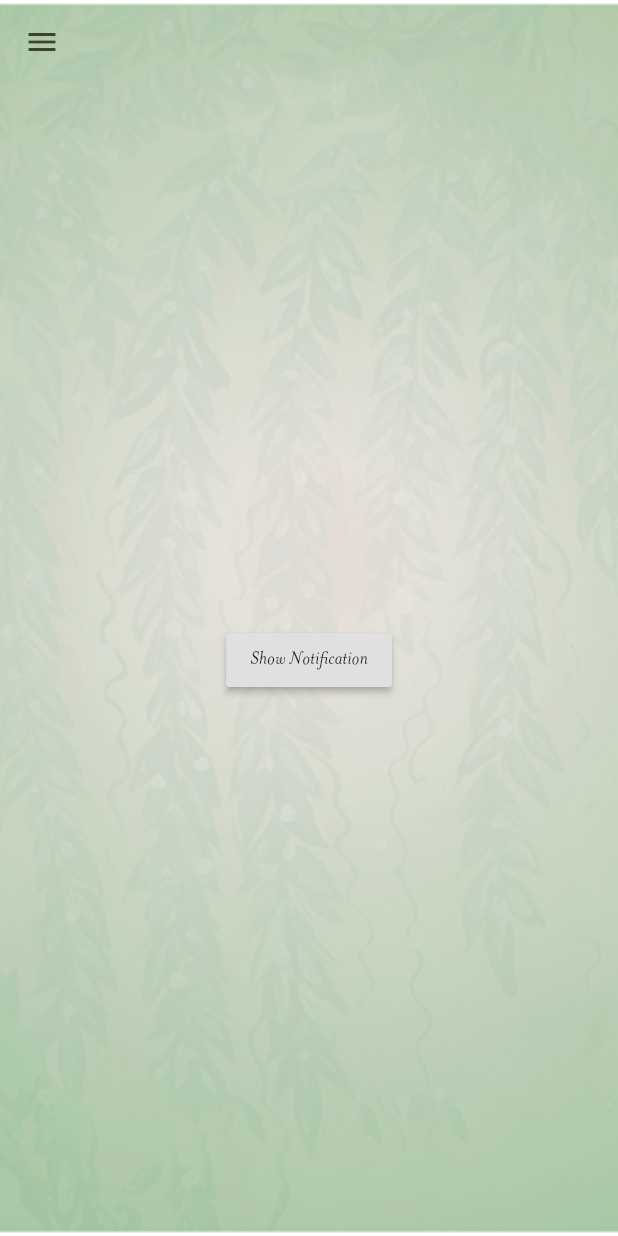
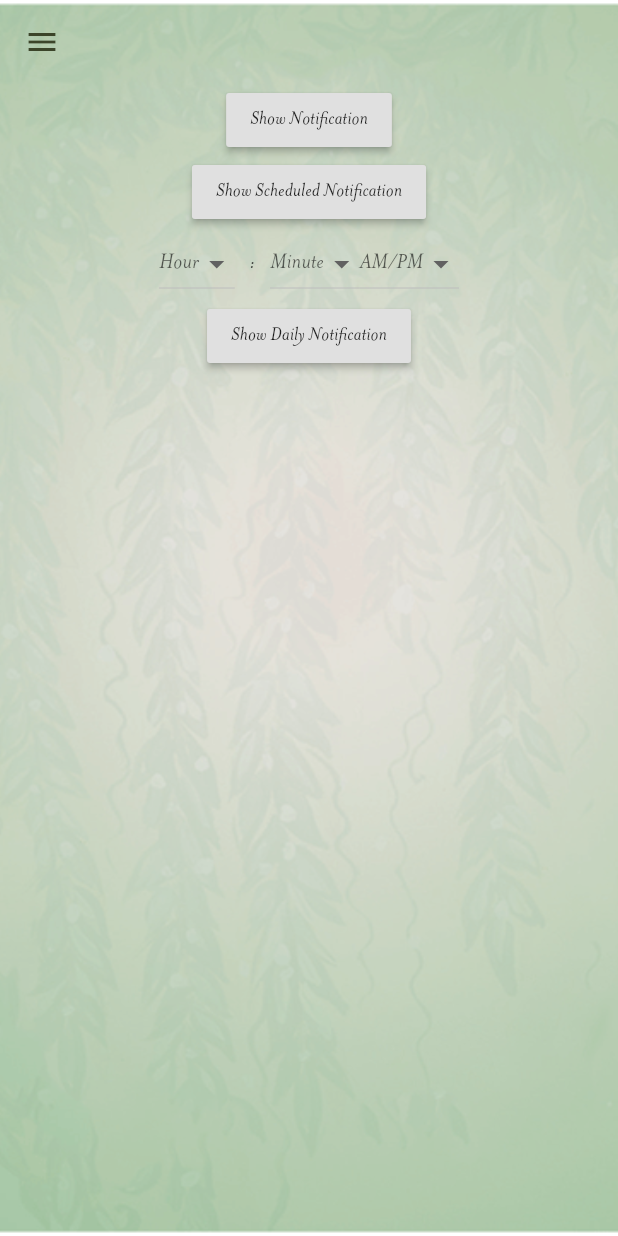
Before and after one commit to CIE-media-team/fertileaffirmations-flutter, a Flutter app: the RemindMe screen opened directly, on a phone screen of 412 x 824 dp. Run offline on Flutter 3.47's test engine with Material 2 defaults, Android fonts, the phone set to English and light mode, and no system bars; our stand-ins replace auto_size_text, flip_card, flutter_local_notifications, share, shared_preferences; accounts and stored records are empty.

Commit message:
Select hour/min for daily affirmation!

```diff
--- a/lib/remind-me.dart
+++ b/lib/remind-me.dart
@@ -8,12 +8,13 @@ import 'dart:async';
 
 import 'package:flutter_local_notifications/flutter_local_notifications.dart';
 
-
 class RemindMe extends StatefulWidget {
 // class MyHomePage extends StatelessWidget {
 
-  RemindMe({Key key, this.title, })
-      : super(key: key);
+  RemindMe({
+    Key key,
+    this.title,
+  }) : super(key: key);
   final String title;
 
   @override
@@ -21,9 +22,38 @@ class RemindMe extends StatefulWidget {
 }
 
 class _RemindMeState extends State<RemindMe> {
-
   FlutterLocalNotificationsPlugin flutterLocalNotificationsPlugin;
 
+  List<String> hours = [
+    '1',
+    '2',
+    '3',
+    '4',
+    '5',
+    '6',
+    '7',
+    '8',
+    '9',
+    '10',
+    '11',
+    '12'
+  ];
+  List<String> minutes = [
+    '00',
+    '05',
+    '10',
+    '15',
+    '20',
+    '25',
+    '30',
+    '35',
+    '40',
+    '45',
+    '54',
+    '55'
+  ];
+  List<String> tod = ['AM', 'PM'];
+  String _selectedHour, _selectedMinute, _selectedTOD;
 
   @override
   initState() {
@@ -43,8 +73,7 @@ class _RemindMeState extends State<RemindMe> {
 
   @override
   Widget build(BuildContext context) {
-    return Stack(
-      children: <Widget>[
+    return Stack(children: <Widget>[
       Container(
         width: MediaQuery.of(context).size.width,
         height: MediaQuery.of(context).size.height,
@@ -53,8 +82,6 @@ class _RemindMeState extends State<RemindMe> {
           child: Image.asset('assets/images/noleaves2.png'),
         ),
       ),
-
-
       Scaffold(
         drawer: MyNavigationDrawer(),
         backgroundColor: Colors.transparent,
@@ -63,13 +90,80 @@ class _RemindMeState extends State<RemindMe> {
           backgroundColor: Colors.transparent,
           elevation: 0.0,
         ),
-          body: Center( child:
+        body: Center(
+            child: Column(children: <Widget>[
           RaisedButton(
             onPressed: _showNotification,
             child: new Text('Show Notification'),
+          ),
+          RaisedButton(
+            onPressed: _scheduledNotification,
+            child: new Text('Show Scheduled Notification'),
+          ),
+          Row(
+            mainAxisAlignment: MainAxisAlignment.center,
+            children: <Widget>[
+              DropdownButton(
+                hint: Text("Hour"),
+                value: _selectedHour,
+                items: hours.map((String value) {
+                  return new DropdownMenuItem<String>(
+                    value: value,
+                    child: new Text(value),
+                  );
+                }).toList(),
+                onChanged: (newValue) {
+                  setState(() {
+                    _selectedHour = newValue;
+                  });
+                },
+              ),
+              Padding(
+                padding: EdgeInsets.symmetric(horizontal: 10),
+                child: Text(":"),
+              ),
+              DropdownButton(
+                hint: Text("Minute"),
+                value: _selectedMinute,
+                items: minutes.map((String value) {
+                  return new DropdownMenuItem<String>(
+                    value: value,
+                    child: new Text(value),
+                  );
+                }).toList(),
+                onChanged: (newValue) {
+                  setState(() {
+                    _selectedMinute = newValue;
+                  });
+                },
+              ),
+              DropdownButton(
+
+                hint: Text("AM/PM"),
+                value: _selectedTOD,
+                items: tod.map((String value) {
+                  return new DropdownMenuItem<String>(
+                    value: value,
+                    child: new Text(value),
+                  );
+                }).toList(),
+                onChanged: (newValue) {
+                  setState(() {
+                    _selectedTOD = newValue;
+                  });
+                },
+              ),
+            ],
+          ),
+          RaisedButton(
+            onPressed:(){
+              _showDialog();
+              _dailyNotification(int.parse(_selectedHour), int.parse(_selectedMinute), _selectedTOD);},
+            child: new Text('Show Daily Notification'),
+          ),
+        ])),
       )
-          ),
-    )]);
+    ]);
   }
 
   Future onSelectNotification(String payload) async {
@@ -77,8 +171,9 @@ class _RemindMeState extends State<RemindMe> {
 
     Navigator.push(
         context,
-                    MaterialPageRoute(builder: (context) => MyCardRandom(),)
-                  );
+        MaterialPageRoute(
+          builder: (context) => MyCardRandom(),
+        ));
 
     // showDialog(
     //   context: context,
@@ -97,7 +192,11 @@ class _RemindMeState extends State<RemindMe> {
     var iOS = new IOSNotificationDetails();
     var platform = new NotificationDetails(android, iOS);
     await flutterLocalNotificationsPlugin.show(
-        0, 'Hey there!', 'Open the Fertile Affirmations app to recieve your daily affirmation!', platform);
+        0,
+        'Hey there!',
+        'Open the Fertile Affirmations app to recieve your daily affirmation!',
+        platform);
+  }
   // var scheduledNotificationDateTime =
   //     DateTime.now().add(Duration(seconds: 5));
 
@@ -124,5 +223,69 @@ class _RemindMeState extends State<RemindMe> {
   //     'scheduled body',
   //     scheduledNotificationDateTime,
   //     platformChannelSpecifics);
+
+  String _toTwoDigitString(int value) {
+    return value.toString().padLeft(2, '0');
+  }
+
+  _scheduledNotification() async {
+    var scheduledNotificationDateTime =
+        new DateTime.now().add(new Duration(seconds: 5));
+    var androidPlatformChannelSpecifics = new AndroidNotificationDetails(
+        'your other channel id',
+        'your other channel name',
+        'your other channel description');
+    var iOSPlatformChannelSpecifics = new IOSNotificationDetails();
+    NotificationDetails platformChannelSpecifics = new NotificationDetails(
+        androidPlatformChannelSpecifics, iOSPlatformChannelSpecifics);
+    await flutterLocalNotificationsPlugin.schedule(
+        0,
+        'scheduled title',
+        'scheduled body',
+        scheduledNotificationDateTime,
+        platformChannelSpecifics);
+  }
+
+  _dailyNotification(int hour, int minute, String tod) async {
+    if(tod == "PM"){
+      hour = hour + 12;
+    }
+    var time = new Time(hour, minute, 0);
+    var androidPlatformChannelSpecifics = new AndroidNotificationDetails(
+        'repeatDailyAtTime channel id',
+        'repeatDailyAtTime channel name',
+        'repeatDailyAtTime description');
+    var iOSPlatformChannelSpecifics = new IOSNotificationDetails();
+    var platformChannelSpecifics = new NotificationDetails(
+        androidPlatformChannelSpecifics, iOSPlatformChannelSpecifics);
+    await flutterLocalNotificationsPlugin.showDailyAtTime(
+        0,
+        'show daily title',
+        'Daily notification shown at approximately ${_toTwoDigitString(time.hour)}:${_toTwoDigitString(time.minute)}:${_toTwoDigitString(time.second)}',
+        time,
+        platformChannelSpecifics);
+  }
+
+
+  _showDialog(){
+    showDialog(
+      context: context,
+      builder: (BuildContext context) {
+        // return object of type Dialog
+        return AlertDialog(
+          title: new Text("Daily Notification"),
+          content: new Text("You have chosen to recieve your daily affirmation reminder at $_selectedHour : $_selectedMinute $_selectedTOD"),
+          actions: <Widget>[
+            // usually buttons at the bottom of the dialog
+            new FlatButton(
+              child: new Text("Close"),
+              onPressed: () {
+                Navigator.of(context).pop();
+              },
+            ),
+          ],
+        );
+      },
+    );
   }
   }
```
Lines whose indentation alone changed are shown as unchanged.
